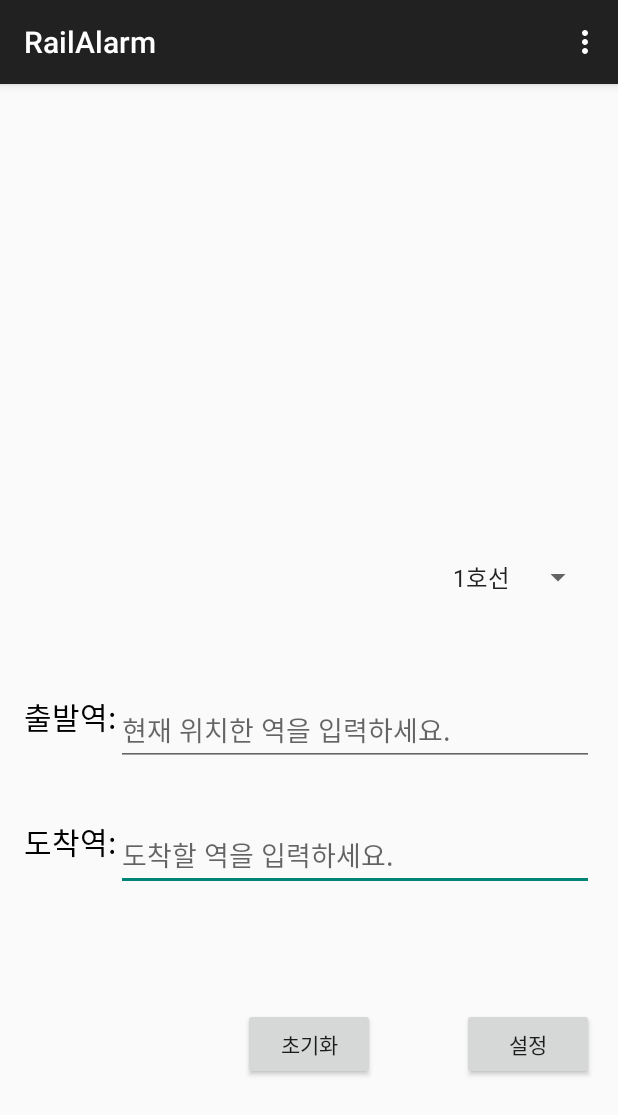
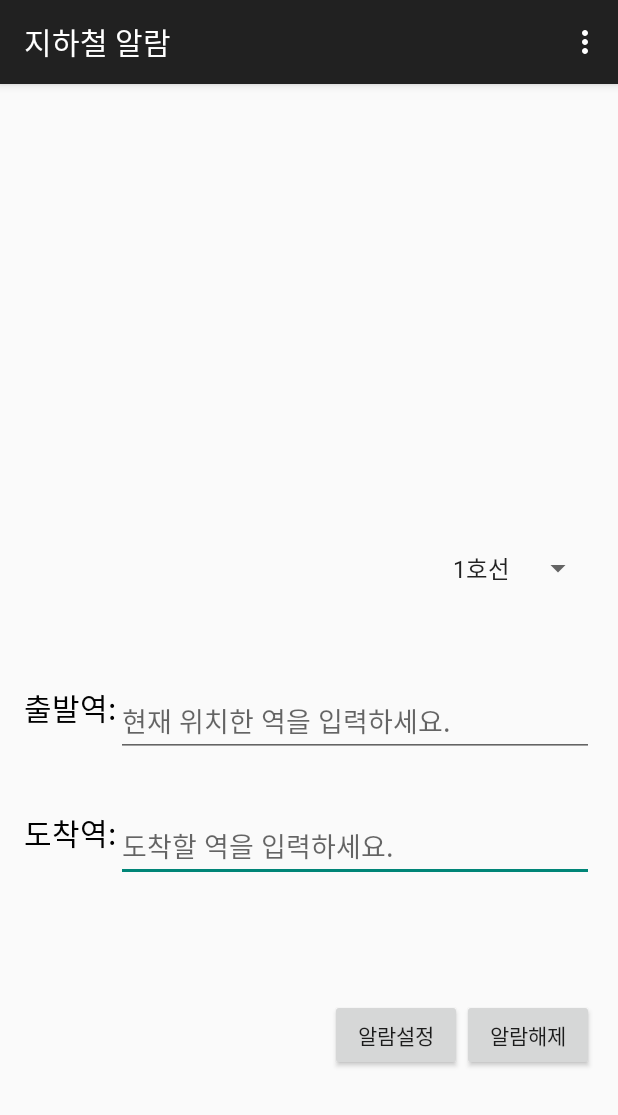
Before and after one commit to jaedoochoi/myapp, an Android app: the screen it shows after launch (MainActivity), on a phone screen of 412 x 824 dp. Shown: the top 1115 px of the screen. Run offline under Robolectric (Android 15) with nearby library versions, the phone set to English and light mode, and no system bars; 3 statements that could not run were skipped.

Commit message:
출발역, 도착역을 셋팅하기위한 데이터베이스 연결 및 AutoCompleteTextView를 이용한 suggestion기능 추가

```diff
--- a/app/build.gradle
+++ b/app/build.gradle
@@ -6,7 +6,7 @@ android {
 
     defaultConfig {
         applicationId "jdchoi.nextree.co.kr.railalarm"
-        minSdkVersion 15
+        minSdkVersion 16
         targetSdkVersion 22
         versionCode 1
         versionName "1.0"
--- a/app/src/main/res/layout/activity_main.xml
+++ b/app/src/main/res/layout/activity_main.xml
@@ -44,7 +44,7 @@
         android:layout_width="match_parent"
         android:layout_height="wrap_content"
         android:id="@+id/edit_to"
-        android:layout_above="@+id/btn_init"
+        android:layout_above="@+id/btn_cancel"
         android:layout_alignParentRight="true"
         android:layout_alignParentEnd="true"
         android:layout_marginBottom="78dp"
@@ -68,20 +68,22 @@
     <Button
         android:layout_width="wrap_content"
         android:layout_height="wrap_content"
-        android:text="초기화"
-        android:id="@+id/btn_init"
+        android:text="알람해제"
+        android:id="@+id/btn_cancel"
+        android:layout_marginBottom="94dp"
         android:layout_alignParentBottom="true"
-        android:layout_centerHorizontal="true"
-        android:layout_marginBottom="88dp" />
+        android:layout_alignRight="@+id/edit_to"
+        android:layout_alignEnd="@+id/edit_to"
+        android:onClick="onBtnCancelClicked" />
 
     <Button
         android:layout_width="wrap_content"
         android:layout_height="wrap_content"
-        android:text="설정"
+        android:text="알람설정"
         android:id="@+id/btn_set"
-        android:layout_alignTop="@+id/btn_init"
-        android:layout_alignParentRight="true"
-        android:layout_alignParentEnd="true"
-        android:onClick="onBtnSetClicked" />
+        android:onClick="onBtnSetClicked"
+        android:layout_below="@+id/edit_to"
+        android:layout_toLeftOf="@+id/btn_cancel"
+        android:layout_toStartOf="@+id/btn_cancel" />
 
 </RelativeLayout>
--- a/app/src/main/res/values/strings.xml
+++ b/app/src/main/res/values/strings.xml
@@ -1,5 +1,5 @@
 <resources>
-    <string name="app_name">RailAlarm</string>
+    <string name="app_name">지하철 알람</string>
 
     <string name="from_hint">현재 위치한 역을 입력하세요.</string>
     <string name="to_hint">도착할 역을 입력하세요.</string>
```
Also changed, not shown: app/src/main/AndroidManifest.xml (+12 -2 lines), app/src/main/java/jdchoi/nextree/co/kr/railalarm/AlarmReceiver.java (added, +57 -0 lines), app/src/main/java/jdchoi/nextree/co/kr/railalarm/CustomAutoCompleteTextView.java (deleted, +0 -28 lines), app/src/main/java/jdchoi/nextree/co/kr/railalarm/MainActivity.java (+57 -1 lines), app/src/main/java/jdchoi/nextree/co/kr/railalarm/enm/Line.java (added, +27 -0 lines), app/src/main/java/jdchoi/nextree/co/kr/railalarm/helper/DatabaseHelper.java (+17 -61 lines), app/src/main/java/jdchoi/nextree/co/kr/railalarm/jdchoi/nextree/co/kr/railalarm/util/DatabaseUtil.java (added, +63 -0 lines), 2 other files.
